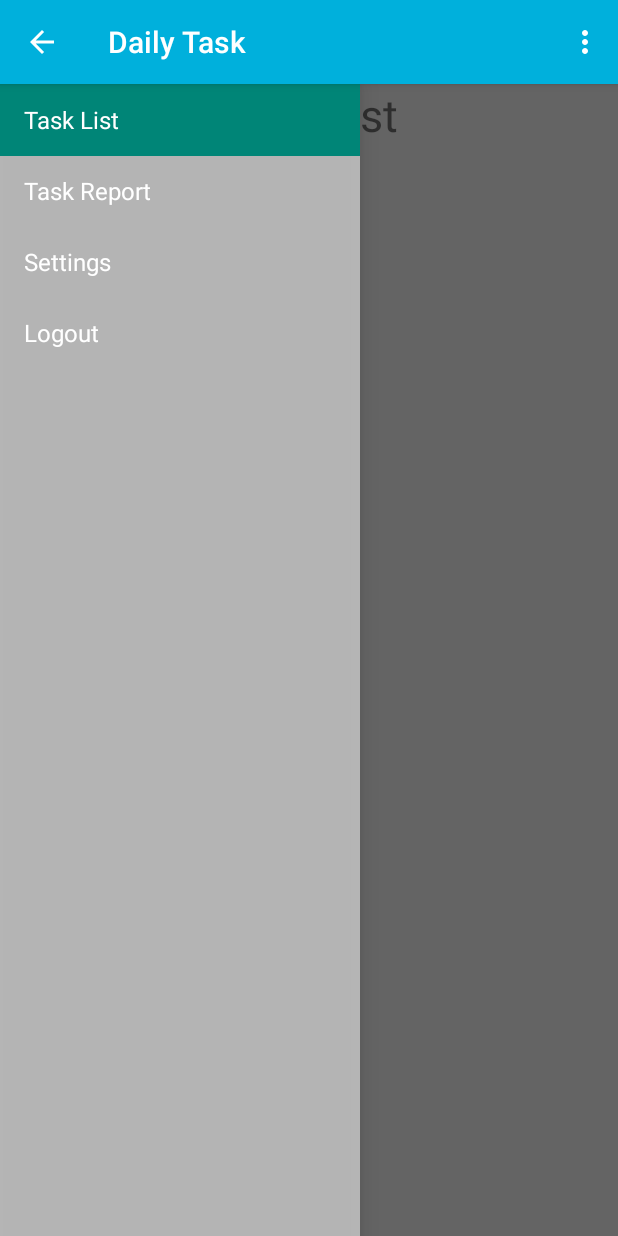
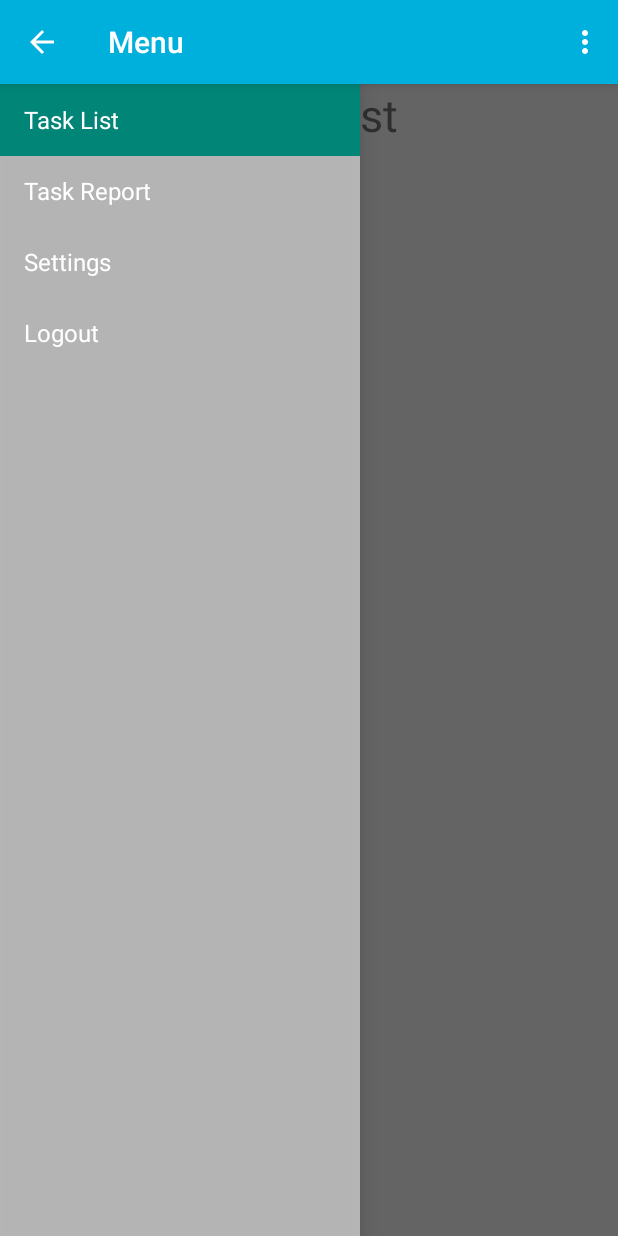
Before and after one commit to stef-ang/DailyTask, an Android app: the MainActivity screen opened directly, with no data from a screen before it, on a phone screen of 412 x 824 dp. Run offline under Robolectric (Android 15) with nearby library versions, the phone set to English and light mode, and no system bars; 2 statements that could not run were skipped.

Commit message:
Update fragment title and backPressed function

```diff
--- a/app/src/main/AndroidManifest.xml
+++ b/app/src/main/AndroidManifest.xml
@@ -6,7 +6,7 @@
         android:allowBackup="true"
         android:icon="@mipmap/ic_launcher"
         android:label="@string/app_name"
-        android:theme="@style/AppTheme" >
+        android:theme="@style/AppTheme">
         <activity
             android:name=".Login"
             android:label="@string/app_name" >
@@ -22,7 +22,6 @@
         <activity
             android:name=".MainActivity"
             android:label="@string/title_activity_main" >
-
         </activity>
         <activity android:name="org.achartengine.GraphicalActivity" />
     </application>
--- a/app/src/main/java/com/stef_developer/dailytask/MainActivity.java
+++ b/app/src/main/java/com/stef_developer/dailytask/MainActivity.java
@@ -1,23 +1,14 @@
 package com.stef_developer.dailytask;
 
-import android.app.Activity;
 import android.content.Intent;
 import android.net.Uri;
-import android.support.v7.app.ActionBar;
-import android.support.v4.app.Fragment;
 import android.support.v4.app.FragmentManager;
 import android.os.Bundle;
 import android.support.v7.app.AppCompatActivity;
 import android.util.Log;
-import android.view.LayoutInflater;
-import android.view.Menu;
-import android.view.MenuItem;
 import android.view.View;
 import android.view.ViewGroup;
 import android.support.v4.widget.DrawerLayout;
-import android.widget.ArrayAdapter;
-import android.widget.Spinner;
-
 import com.stef_developer.dailytask.fragments.NavigationDrawerFragment;
 import com.stef_developer.dailytask.fragments.Setting;
 import com.stef_developer.dailytask.fragments.TaskList;
@@ -86,17 +77,17 @@ public class MainActivity extends AppCompatActivity
         Log.d("POSITION: " + position, "");
         if(position == 0) {
             fragmentManager.beginTransaction()
-                    .replace(R.id.container, TaskList.newInstance("", ""))
+                    .replace(R.id.container, TaskList.newInstance("", "")).addToBackStack("")
                     .commit();
         }
         else if(position == 1) {
             fragmentManager.beginTransaction()
-                    .replace(R.id.container, TaskReport.newInstance("", ""))
+                    .replace(R.id.container, TaskReport.newInstance("", "")).addToBackStack("")
                     .commit();
         }
         else if(position == 2) {
             fragmentManager.beginTransaction()
-                    .replace(R.id.container, Setting.newInstance(position + 1, eMail))
+                    .replace(R.id.container, Setting.newInstance(position + 1, eMail)).addToBackStack("")
                     .commit();
         }
         else if(position == 3) {
@@ -123,7 +114,27 @@ public class MainActivity extends AppCompatActivity
         }
     }
 
-//    public void restoreActionBar() {
+    public void toggle(View view) {
+        ViewGroup viewGroup = (ViewGroup)getChild(findViewById(R.id.taskbox), 1);
+        ViewGroup viewGroup1 = (ViewGroup)getChild(viewGroup, 1);
+        if(viewGroup1.getVisibility() == View.GONE) {
+            viewGroup1.setVisibility(View.VISIBLE);
+        }
+        else if(viewGroup1.getVisibility() == View.VISIBLE) {
+            viewGroup1.setVisibility(View.GONE);
+        }
+    }
+
+    private View getChild(View view, int idx) {
+        ViewGroup viewGroup = (ViewGroup)view;
+        return viewGroup.getChildAt(idx);
+    }
+
+    public void setActionBarTitle(String title) {
+        getSupportActionBar().setTitle(title);
+    }
+
+    //    public void restoreActionBar() {
 //        ActionBar actionBar = getSupportActionBar();
 //        actionBar.setNavigationMode(ActionBar.NAVIGATION_MODE_STANDARD);
 //        actionBar.setDisplayShowTitleEnabled(true);
@@ -196,20 +207,4 @@ public class MainActivity extends AppCompatActivity
 //        }
 //    }
 
-    public void toggle(View view) {
-        ViewGroup viewGroup = (ViewGroup)getChild(findViewById(R.id.taskbox), 1);
-        ViewGroup viewGroup1 = (ViewGroup)getChild(viewGroup, 1);
-        if(viewGroup1.getVisibility() == View.GONE) {
-            viewGroup1.setVisibility(View.VISIBLE);
-        }
-        else if(viewGroup1.getVisibility() == View.VISIBLE) {
-            viewGroup1.setVisibility(View.GONE);
-        }
-    }
-
-    private View getChild(View view, int idx) {
-        ViewGroup viewGroup = (ViewGroup)view;
-        return viewGroup.getChildAt(idx);
-    }
-
 }
--- a/app/src/main/java/com/stef_developer/dailytask/fragments/NavigationDrawerFragment.java
+++ b/app/src/main/java/com/stef_developer/dailytask/fragments/NavigationDrawerFragment.java
@@ -23,6 +23,7 @@ import android.widget.ArrayAdapter;
 import android.widget.ListView;
 import android.widget.Toast;
 
+import com.stef_developer.dailytask.MainActivity;
 import com.stef_developer.dailytask.R;
 
 /**
@@ -267,7 +268,7 @@ public class NavigationDrawerFragment extends Fragment {
         ActionBar actionBar = getActionBar();
         actionBar.setDisplayShowTitleEnabled(true);
         actionBar.setNavigationMode(ActionBar.NAVIGATION_MODE_STANDARD);
-        actionBar.setTitle(R.string.app_name);
+        actionBar.setTitle("Menu");
     }
 
     private ActionBar getActionBar() {
@@ -283,4 +284,5 @@ public class NavigationDrawerFragment extends Fragment {
          */
         void onNavigationDrawerItemSelected(int position);
     }
+
 }
--- a/app/src/main/java/com/stef_developer/dailytask/fragments/Setting.java
+++ b/app/src/main/java/com/stef_developer/dailytask/fragments/Setting.java
@@ -95,6 +95,8 @@ public class Setting extends Fragment implements OnClickListener {
     public View onCreateView(LayoutInflater inflater, ViewGroup container,
                              Bundle savedInstanceState) {
         // Inflate the layout for this fragment
+        ((MainActivity)getActivity()).setActionBarTitle("Setting");
+
         View view =  inflater.inflate(R.layout.fragment_setting, container, false);
 
         tv_email = (TextView) view.findViewById(R.id.tv_email);
@@ -206,5 +208,4 @@ public class Setting extends Fragment implements OnClickListener {
 //        // TODO: Update argument type and name
 //        public void onFragmentInteraction(Uri uri);
 //    }
-
 }
--- a/app/src/main/java/com/stef_developer/dailytask/fragments/TaskList.java
+++ b/app/src/main/java/com/stef_developer/dailytask/fragments/TaskList.java
@@ -9,6 +9,7 @@ import android.view.LayoutInflater;
 import android.view.View;
 import android.view.ViewGroup;
 
+import com.stef_developer.dailytask.MainActivity;
 import com.stef_developer.dailytask.R;
 
 /**
@@ -66,6 +67,7 @@ public class TaskList extends Fragment {
     public View onCreateView(LayoutInflater inflater, ViewGroup container,
                              Bundle savedInstanceState) {
         // Inflate the layout for this fragment
+        ((MainActivity)getActivity()).setActionBarTitle("Task List");
         return inflater.inflate(R.layout.fragment_task_list, container, false);
     }
 
--- a/app/src/main/java/com/stef_developer/dailytask/fragments/TaskReport.java
+++ b/app/src/main/java/com/stef_developer/dailytask/fragments/TaskReport.java
@@ -10,6 +10,7 @@ import android.widget.ArrayAdapter;
 import android.widget.FrameLayout;
 import android.widget.Spinner;
 
+import com.stef_developer.dailytask.MainActivity;
 import com.stef_developer.dailytask.R;
 import com.stef_developer.dailytask.view.TaskChart;
 
@@ -68,6 +69,7 @@ public class TaskReport extends Fragment {
     public View onCreateView(LayoutInflater inflater, ViewGroup container,
                              Bundle savedInstanceState) {
         // Inflate the layout for this fragment
+        ((MainActivity)getActivity()).setActionBarTitle("Task Report");
         final View view = inflater.inflate(R.layout.fragment_taskreport, container, false);
 
         Spinner spinnerBulan = (Spinner) view.findViewById(R.id.bulan);
```
